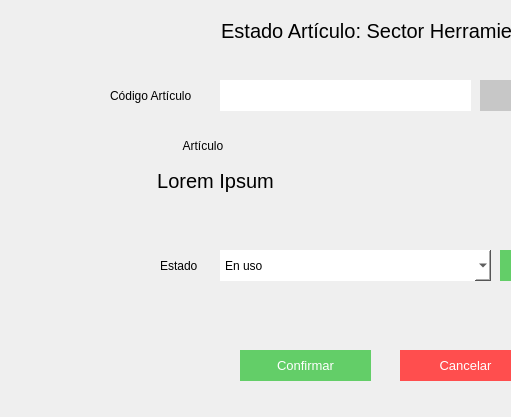
The window that Pantallas UI/Herramientas/estado de articulos/estadoArticuloHerramientas.ui (AlemFernandez786/Scabox) describes before a commit, drawn with Qt 5; both pictures show x 0 to 511 and y 0 to 417 of the 797 by 417 pixel window.
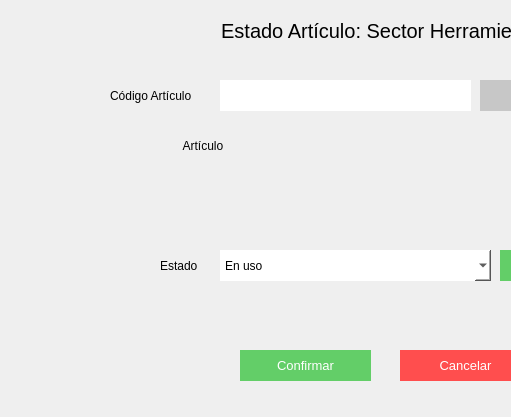
The same window after the commit.

The edit to the form file:
```diff
--- a/Pantallas UI/Herramientas/estado de articulos/estadoArticuloHerramientas.ui
+++ b/Pantallas UI/Herramientas/estado de articulos/estadoArticuloHerramientas.ui
@@ -173,7 +173,7 @@
 </string>
    </property>
    <property name="text">
-    <string>Lorem Ipsum</string>
+    <string/>
    </property>
    <property name="alignment">
     <set>Qt::AlignCenter</set>
```
Left out of the diff: 2 changed lines with no effect on the pictures.
